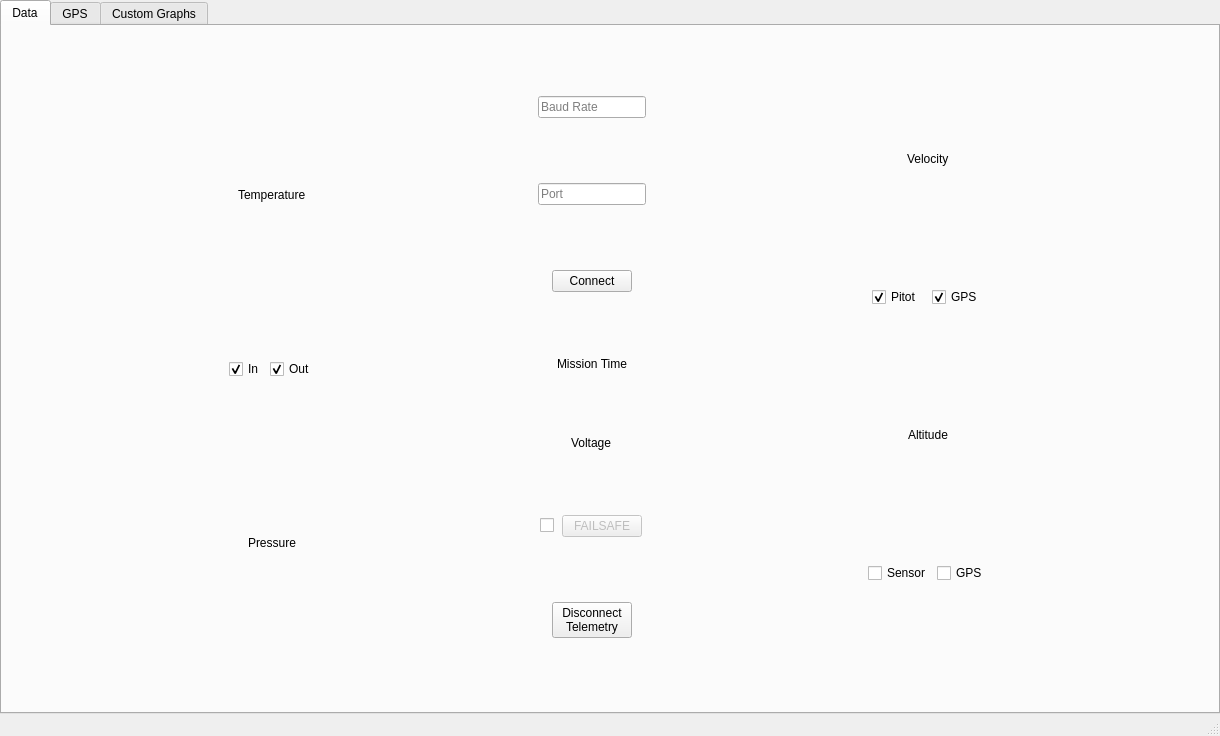
First picture: the form in mainwindow.ui, repository rohanchopra/cansat16, before the edit.
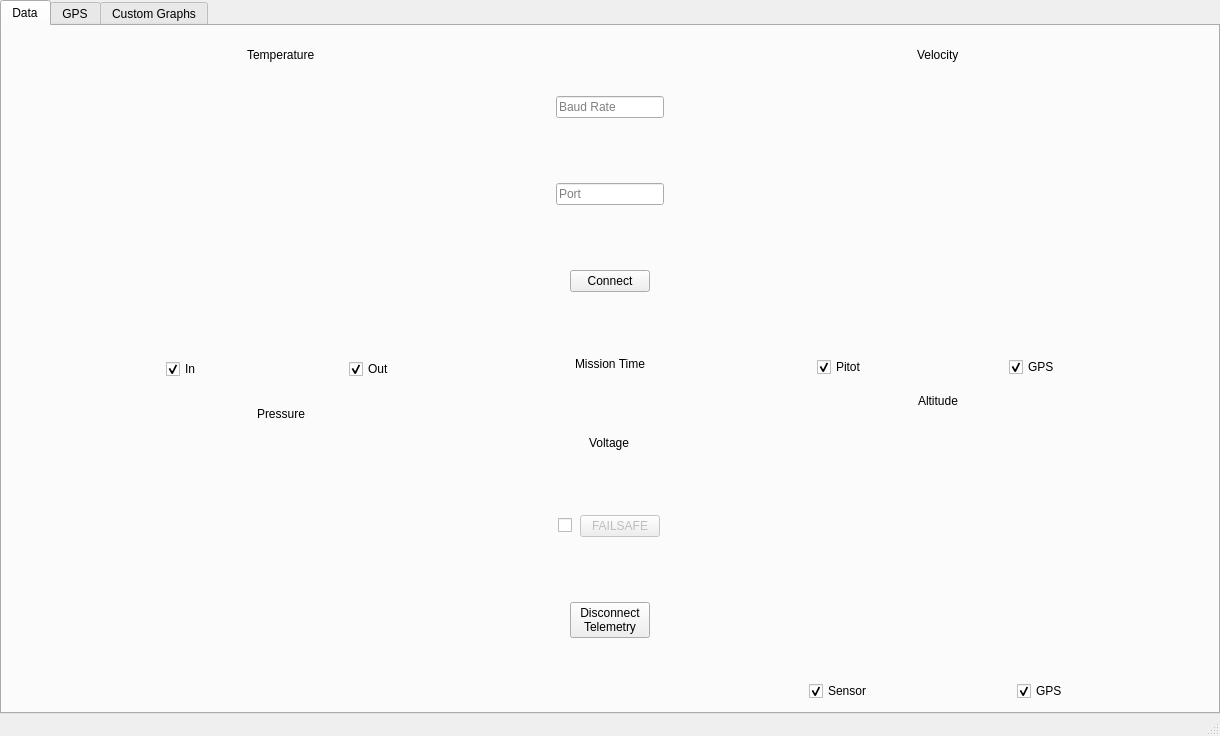
Second picture: the form after the edit.

Commit message: Added plotting functionality

```diff
--- a/mainwindow.ui
+++ b/mainwindow.ui
@@ -10,10 +10,28 @@
     <height>736</height>
    </rect>
   </property>
+  <property name="sizePolicy">
+   <sizepolicy hsizetype="Preferred" vsizetype="Preferred">
+    <horstretch>0</horstretch>
+    <verstretch>0</verstretch>
+   </sizepolicy>
+  </property>
   <property name="windowTitle">
    <string>CanSat '16 GCS</string>
   </property>
+  <property name="tabShape">
+   <enum>QTabWidget::Rounded</enum>
+  </property>
+  <property name="dockNestingEnabled">
+   <bool>false</bool>
+  </property>
   <widget class="QWidget" name="centralWidget">
+   <property name="sizePolicy">
+    <sizepolicy hsizetype="Preferred" vsizetype="Preferred">
+     <horstretch>0</horstretch>
+     <verstretch>0</verstretch>
+    </sizepolicy>
+   </property>
    <layout class="QHBoxLayout" name="horizontalLayout_6">
     <property name="spacing">
      <number>0</number>
@@ -58,6 +76,13 @@
            <enum>QLayout::SetFixedSize</enum>
           </property>
           <item>
+           <widget class="QWidget" name="widget" native="true">
+            <property name="sizePolicy">
+             <sizepolicy hsizetype="Minimum" vsizetype="Fixed">
+              <horstretch>0</horstretch>
+              <verstretch>0</verstretch>
+             </sizepolicy>
+            </property>
            <layout class="QHBoxLayout" name="horizontalLayout_13">
             <item>
              <widget class="QLabel" name="label_4">
@@ -73,16 +98,35 @@
              </widget>
             </item>
            </layout>
+           </widget>
           </item>
           <item>
+           <widget class="QWidget" name="temperatureWidget" native="true">
+            <property name="sizePolicy">
+             <sizepolicy hsizetype="MinimumExpanding" vsizetype="Preferred">
+              <horstretch>0</horstretch>
+              <verstretch>0</verstretch>
+             </sizepolicy>
+            </property>
            <layout class="QVBoxLayout" name="temperatureLayout">
             <property name="sizeConstraint">
              <enum>QLayout::SetDefaultConstraint</enum>
             </property>
            </layout>
+           </widget>
           </item>
           <item>
+           <widget class="QFrame" name="frame">
+            <property name="sizePolicy">
+             <sizepolicy hsizetype="Minimum" vsizetype="Fixed">
+              <horstretch>0</horstretch>
+              <verstretch>0</verstretch>
+             </sizepolicy>
+            </property>
            <layout class="QHBoxLayout" name="temperatureCheckLayout">
+             <property name="sizeConstraint">
+              <enum>QLayout::SetDefaultConstraint</enum>
+             </property>
             <item>
              <widget class="QCheckBox" name="inTempCheck">
               <property name="sizePolicy">
@@ -116,8 +160,16 @@
              </widget>
             </item>
            </layout>
+           </widget>
           </item>
           <item>
+           <widget class="QWidget" name="widget" native="true">
+            <property name="sizePolicy">
+             <sizepolicy hsizetype="Minimum" vsizetype="Fixed">
+              <horstretch>0</horstretch>
+              <verstretch>0</verstretch>
+             </sizepolicy>
+            </property>
            <layout class="QHBoxLayout" name="horizontalLayout_12">
             <item>
              <widget class="QLabel" name="label_3">
@@ -133,9 +185,22 @@
              </widget>
             </item>
            </layout>
+           </widget>
           </item>
           <item>
-           <layout class="QVBoxLayout" name="pressureLayout"/>
+           <widget class="QWidget" name="widget" native="true">
+            <property name="sizePolicy">
+             <sizepolicy hsizetype="MinimumExpanding" vsizetype="Preferred">
+              <horstretch>0</horstretch>
+              <verstretch>0</verstretch>
+             </sizepolicy>
+            </property>
+            <layout class="QVBoxLayout" name="pressureLayout">
+             <property name="sizeConstraint">
+              <enum>QLayout::SetDefaultConstraint</enum>
+             </property>
+            </layout>
+           </widget>
           </item>
          </layout>
         </item>
@@ -309,6 +374,13 @@
            <enum>QLayout::SetFixedSize</enum>
           </property>
           <item>
+           <widget class="QWidget" name="widget" native="true">
+            <property name="sizePolicy">
+             <sizepolicy hsizetype="Minimum" vsizetype="Fixed">
+              <horstretch>0</horstretch>
+              <verstretch>0</verstretch>
+             </sizepolicy>
+            </property>
            <layout class="QHBoxLayout" name="horizontalLayout_14">
             <item>
              <widget class="QLabel" name="label_5">
@@ -324,11 +396,31 @@
              </widget>
             </item>
            </layout>
+           </widget>
           </item>
           <item>
-           <layout class="QVBoxLayout" name="velocityLayout"/>
+           <widget class="QWidget" name="widget" native="true">
+            <property name="sizePolicy">
+             <sizepolicy hsizetype="MinimumExpanding" vsizetype="Preferred">
+              <horstretch>0</horstretch>
+              <verstretch>0</verstretch>
+             </sizepolicy>
+            </property>
+            <layout class="QVBoxLayout" name="velocityLayout">
+             <property name="sizeConstraint">
+              <enum>QLayout::SetDefaultConstraint</enum>
+             </property>
+            </layout>
+           </widget>
           </item>
           <item>
+           <widget class="QWidget" name="widget" native="true">
+            <property name="sizePolicy">
+             <sizepolicy hsizetype="Minimum" vsizetype="Fixed">
+              <horstretch>0</horstretch>
+              <verstretch>0</verstretch>
+             </sizepolicy>
+            </property>
            <layout class="QHBoxLayout" name="velocityCheckLayout">
             <item>
              <widget class="QCheckBox" name="pitotVelocityCheck">
@@ -363,6 +455,7 @@
              </widget>
             </item>
            </layout>
+           </widget>
           </item>
           <item>
            <layout class="QHBoxLayout" name="horizontalLayout_15">
@@ -385,7 +478,19 @@
            </layout>
           </item>
           <item>
-           <layout class="QVBoxLayout" name="altitudeLayout"/>
+           <widget class="QWidget" name="widget" native="true">
+            <property name="sizePolicy">
+             <sizepolicy hsizetype="MinimumExpanding" vsizetype="Preferred">
+              <horstretch>0</horstretch>
+              <verstretch>0</verstretch>
+             </sizepolicy>
+            </property>
+            <layout class="QVBoxLayout" name="altitudeLayout">
+             <property name="sizeConstraint">
+              <enum>QLayout::SetDefaultConstraint</enum>
+             </property>
+            </layout>
+           </widget>
           </item>
           <item>
            <layout class="QHBoxLayout" name="altitudeCheckLayout">
@@ -400,6 +505,9 @@
               <property name="text">
                <string>Sensor</string>
               </property>
+              <property name="checked">
+               <bool>true</bool>
+              </property>
              </widget>
             </item>
             <item>
@@ -413,6 +521,9 @@
               <property name="text">
                <string>GPS</string>
               </property>
+              <property name="checked">
+               <bool>true</bool>
+              </property>
              </widget>
             </item>
            </layout>
```
Lines whose indentation alone changed are shown as unchanged. The commit also changes 2 other files.
